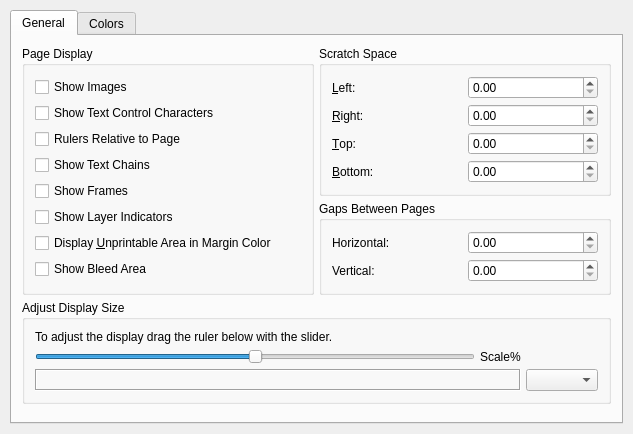
Old version of the form scribus/tabdisplay.ui in the repository scribusproject/scribus.
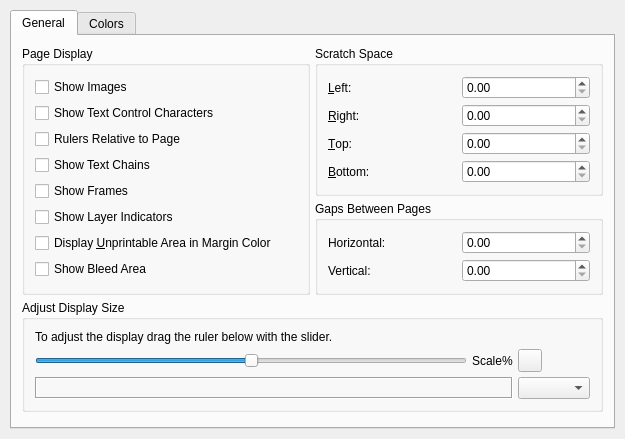
New version of the form. Custom widgets are drawn as their Qt base class.

Commit message: Fixed Bug #7034 "Scribus should be able to use the display resolution setting" and added a button to get the default display resolution in the preferences.

```diff
--- a/scribus/tabdisplay.ui
+++ b/scribus/tabdisplay.ui
@@ -7,8 +7,8 @@
    <rect>
     <x>0</x>
     <y>0</y>
-    <width>631</width>
-    <height>434</height>
+    <width>623</width>
+    <height>439</height>
    </rect>
   </property>
   <property name="windowTitle" >
@@ -295,24 +295,6 @@
           <string>Adjust Display Size</string>
          </property>
          <layout class="QGridLayout" >
-          <property name="leftMargin" >
-           <number>10</number>
-          </property>
-          <property name="topMargin" >
-           <number>10</number>
-          </property>
-          <property name="rightMargin" >
-           <number>10</number>
-          </property>
-          <property name="bottomMargin" >
-           <number>10</number>
-          </property>
-          <property name="horizontalSpacing" >
-           <number>5</number>
-          </property>
-          <property name="verticalSpacing" >
-           <number>5</number>
-          </property>
           <item row="0" column="0" colspan="2" >
            <widget class="QLabel" name="CaliText" >
             <property name="text" >
@@ -368,6 +350,16 @@
             </item>
            </layout>
           </item>
+          <item row="1" column="1" >
+           <widget class="QToolButton" name="buttonRestoreDPI" >
+            <property name="toolTip" >
+             <string>Resets the scale to the default dpi of your display</string>
+            </property>
+            <property name="text" >
+             <string/>
+            </property>
+           </widget>
+          </item>
           <item row="2" column="0" >
            <widget class="QLabel" name="CaliRuler" >
             <property name="minimumSize" >
@@ -403,8 +395,8 @@
          </property>
          <property name="sizeHint" >
           <size>
-           <width>589</width>
-           <height>31</height>
+           <width>581</width>
+           <height>16</height>
           </size>
          </property>
         </spacer>
```
The commit also changes 3 other files.
